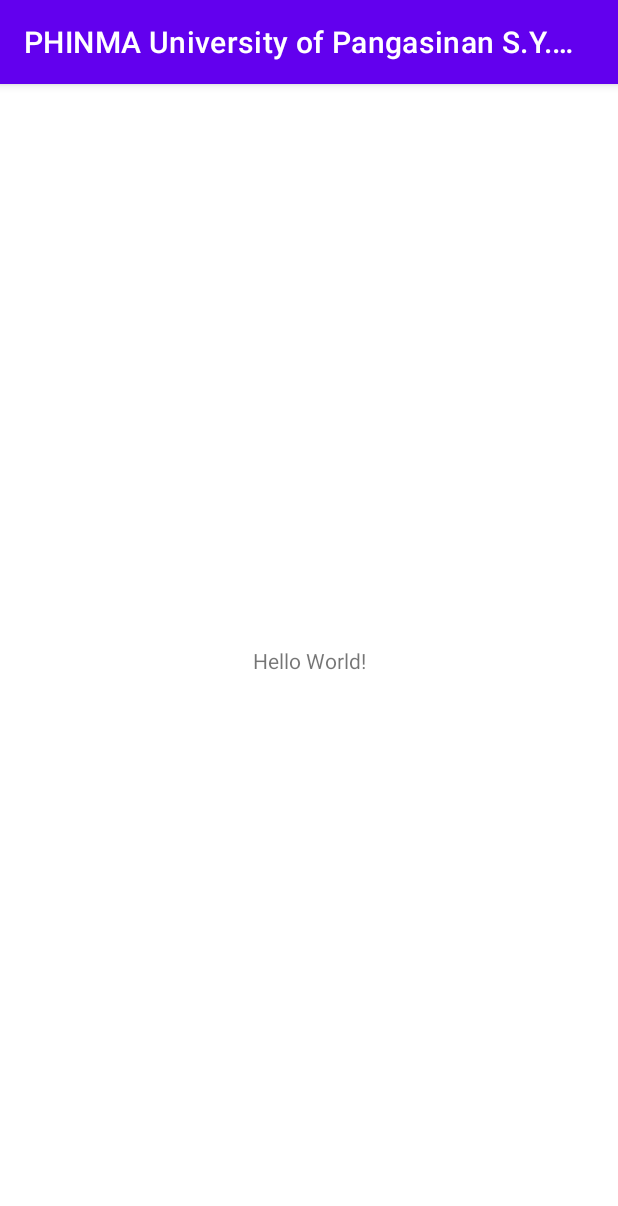
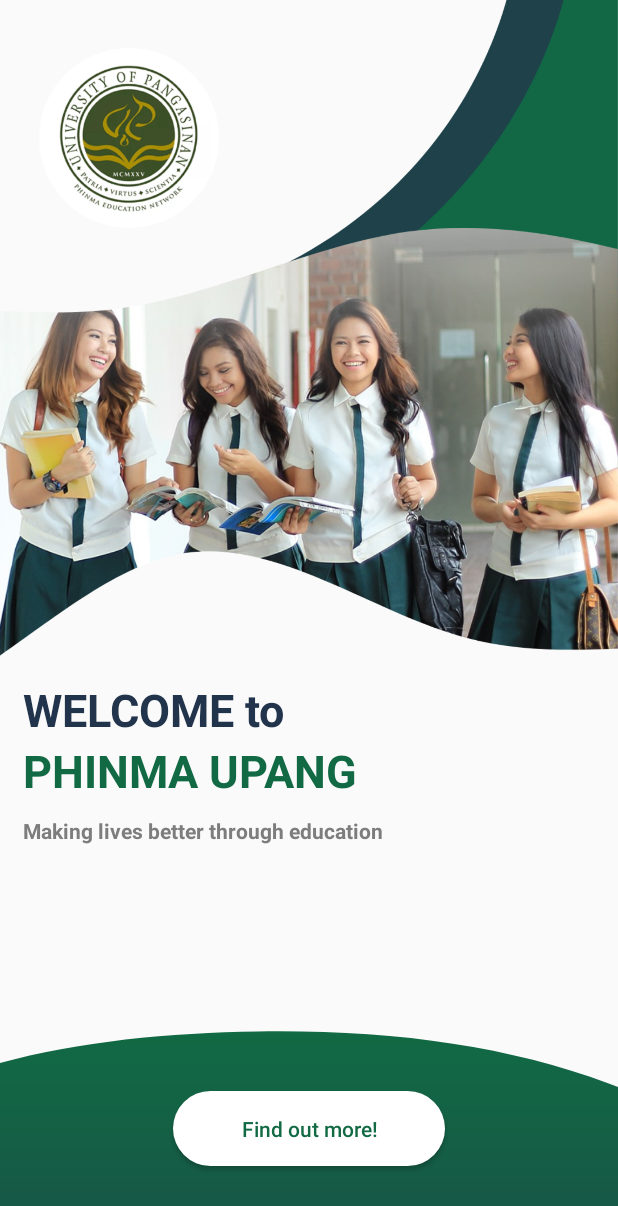
Before and after one commit to uppercaseguy2/android_PHINMAUPangGuide, an Android app: the screen it shows after launch (MainActivity), on a phone screen of 412 x 824 dp. Shown: the top 1206 px of the screen. Run offline under Robolectric (Android 15) with nearby library versions, the phone set to English and light mode, and no system bars.

Commit message:
add introduction

```diff
--- a/app/src/main/AndroidManifest.xml
+++ b/app/src/main/AndroidManifest.xml
@@ -10,6 +10,9 @@
         android:supportsRtl="true"
         android:theme="@style/Theme.PHINMAUniversityOfPangasinanSYGuidingSystem">
         <activity
+            android:name=".HelpSelectActivity"
+            android:exported="false" />
+        <activity
             android:name=".MainActivity"
             android:exported="true">
             <intent-filter>
--- /dev/null
+++ b/app/src/main/java/com/teamuppercaseguy2/android_PHINMAUPangGuide/HelpSelectActivity.java
@@ -0,0 +1,14 @@
+package com.teamuppercaseguy2.android_PHINMAUPangGuide;
+
+import androidx.appcompat.app.AppCompatActivity;
+
+import android.os.Bundle;
+
+public class HelpSelectActivity extends AppCompatActivity {
+
+    @Override
+    protected void onCreate(Bundle savedInstanceState) {
+        super.onCreate(savedInstanceState);
+        setContentView(R.layout.activity_help_select);
+    }
+}
--- a/app/src/main/java/com/teamuppercaseguy2/android_PHINMAUPangGuide/MainActivity.java
+++ b/app/src/main/java/com/teamuppercaseguy2/android_PHINMAUPangGuide/MainActivity.java
@@ -2,13 +2,27 @@ package com.teamuppercaseguy2.android_PHINMAUPangGuide;
 
 import androidx.appcompat.app.AppCompatActivity;
 
+import android.content.Intent;
 import android.os.Bundle;
+import android.view.View;
+import android.widget.Button;
 
 public class MainActivity extends AppCompatActivity {
+
+    Button _findMore;
 
     @Override
     protected void onCreate(Bundle savedInstanceState) {
         super.onCreate(savedInstanceState);
         setContentView(R.layout.activity_main);
+
+        _findMore = findViewById(R.id.button_findMore);
+
+        _findMore.setOnClickListener(view -> {
+            startActivity(new Intent(MainActivity.this, HelpSelectActivity.class));
+        });
+
+
+        getWindow().setNavigationBarColor(getResources().getColor(R.color.upang_darkgreen));
     }
 }
--- /dev/null
+++ b/app/src/main/res/drawable/bg_round_white.xml
@@ -0,0 +1,10 @@
+<shape xmlns:android="http://schemas.android.com/apk/res/android"
+    >
+
+<solid android:color="@color/white" android:width="1.5dp"/>
+
+
+    <corners
+        android:radius="250sp"/>
+
+</shape>
--- /dev/null
+++ b/app/src/main/res/drawable/under_circle.xml
@@ -0,0 +1,25 @@
+<vector xmlns:android="http://schemas.android.com/apk/res/android"
+    xmlns:aapt="http://schemas.android.com/aapt"
+    android:width="412dp"
+    android:height="144dp"
+    android:viewportWidth="412"
+    android:viewportHeight="144">
+  <group>
+    <clip-path
+        android:pathData="M0,0h412v144h-412z"/>
+    <path
+        android:pathData="M405.798,42.341C474.948,68.117 535.06,109.793 540.037,156.829c4.954,46.764 -46.068,99.211 -108.787,142.078 -63.15,42.902 -138.835,76.558 -206.641,76.117C156.395,374.877 95.609,340.415 32.444,308.552 -30.29,276.641 -95.427,247.066 -119.373,201.696s-6.696,-106.534 50.013,-143.568c57.166,-36.808 153.822,-49.231 241.026,-50.485S336.649,16.563 405.798,42.341Z">
+      <aapt:attr name="android:fillColor">
+        <gradient
+            android:startY="6.3890038"
+            android:startX="200.83598"
+            android:endY="375.46497"
+            android:endX="200.83598"
+            android:type="linear">
+          <item android:offset="0" android:color="#FF116A44"/>
+          <item android:offset="1" android:color="#FF22344C"/>
+        </gradient>
+      </aapt:attr>
+    </path>
+  </group>
+</vector>
--- /dev/null
+++ b/app/src/main/res/layout/activity_help_select.xml
@@ -0,0 +1,9 @@
+<?xml version="1.0" encoding="utf-8"?>
+<androidx.constraintlayout.widget.ConstraintLayout xmlns:android="http://schemas.android.com/apk/res/android"
+    xmlns:app="http://schemas.android.com/apk/res-auto"
+    xmlns:tools="http://schemas.android.com/tools"
+    android:layout_width="match_parent"
+    android:layout_height="match_parent"
+    tools:context=".HelpSelectActivity">
+
+</androidx.constraintlayout.widget.ConstraintLayout>
--- a/app/src/main/res/layout/activity_main.xml
+++ b/app/src/main/res/layout/activity_main.xml
@@ -6,13 +6,90 @@
     android:layout_height="match_parent"
     tools:context=".MainActivity">
 
+
+    <ImageView
+        android:id="@+id/imageView"
+        android:layout_width="match_parent"
+        android:layout_height="wrap_content"
+        android:adjustViewBounds="true"
+        android:scaleType="fitXY"
+        app:layout_constraintEnd_toEndOf="parent"
+        app:layout_constraintHorizontal_bias="0.5"
+        app:layout_constraintStart_toStartOf="parent"
+        app:layout_constraintTop_toTopOf="parent"
+        app:srcCompat="@drawable/intro_header" />
+
     <TextView
+        android:id="@+id/title_welcome"
+        android:layout_width="match_parent"
+        android:layout_height="wrap_content"
+        android:paddingStart="15dp"
+        android:paddingTop="15dp"
+        android:text="WELCOME to"
+        android:textColor="@color/upang_blue"
+        android:textSize="30sp"
+        android:textStyle="bold"
+        app:layout_constraintEnd_toEndOf="parent"
+        app:layout_constraintHorizontal_bias="0.5"
+        app:layout_constraintStart_toStartOf="parent"
+        app:layout_constraintTop_toBottomOf="@+id/imageView" />
+
+    <TextView
+        android:id="@+id/title_UPANG"
+        android:layout_width="match_parent"
+        android:layout_height="wrap_content"
+        android:paddingStart="15dp"
+        android:text="PHINMA UPANG"
+        android:textColor="@color/upang_green"
+        android:textSize="30sp"
+        android:textStyle="bold"
+        app:layout_constraintEnd_toEndOf="parent"
+        app:layout_constraintHorizontal_bias="0.5"
+        app:layout_constraintStart_toStartOf="parent"
+        app:layout_constraintTop_toBottomOf="@id/title_welcome" />
+
+    <TextView
+        android:id="@+id/subtitle_UPANG"
+        android:layout_width="match_parent"
+        android:layout_height="wrap_content"
+        android:paddingStart="15dp"
+        android:paddingTop="10dp"
+        android:text="Making lives better through education"
+        android:textColor="@color/upang_gray"
+        android:textSize="14sp"
+        android:textStyle="bold"
+        app:layout_constraintEnd_toEndOf="parent"
+        app:layout_constraintHorizontal_bias="0.5"
+        app:layout_constraintStart_toStartOf="parent"
+        app:layout_constraintTop_toBottomOf="@id/title_UPANG" />
+
+    <Button
+        android:id="@+id/button_findMore"
         android:layout_width="wrap_content"
         android:layout_height="wrap_content"
-        android:text="Hello World!"
+        android:layout_marginHorizontal="15dp"
+        android:background="@drawable/bg_round_white"
+        android:paddingHorizontal="45dp"
+        android:paddingVertical="15dp"
+        android:text="Find out more!"
+        android:textAllCaps="false"
+        android:textColor="@color/upang_green"
+        android:textSize="14sp"
+        app:backgroundTint="@null"
         app:layout_constraintBottom_toBottomOf="parent"
-        app:layout_constraintLeft_toLeftOf="parent"
-        app:layout_constraintRight_toRightOf="parent"
-        app:layout_constraintTop_toTopOf="parent" />
+        app:layout_constraintEnd_toEndOf="parent"
+        app:layout_constraintHorizontal_bias="0.5"
+        app:layout_constraintStart_toStartOf="parent"
+        app:layout_constraintTop_toTopOf="@+id/imageView3"
+        android:outlineAmbientShadowColor="@color/upang_blue"
+        />
+
+    <ImageView
+        android:id="@+id/imageView3"
+        android:layout_width="match_parent"
+        android:layout_height="wrap_content"
+        android:src="@drawable/under_circle"
+        android:scaleType="fitXY"
+        app:layout_constraintBottom_toBottomOf="parent" />
 
 </androidx.constraintlayout.widget.ConstraintLayout>
--- a/app/src/main/res/values-night/themes.xml
+++ /dev/null
@@ -1,16 +0,0 @@
-<resources xmlns:tools="http://schemas.android.com/tools">
-    <!-- Base application theme. -->
-    <style name="Theme.PHINMAUniversityOfPangasinanSYGuidingSystem" parent="Theme.MaterialComponents.DayNight.DarkActionBar">
-        <!-- Primary brand color. -->
-        <item name="colorPrimary">@color/purple_200</item>
-        <item name="colorPrimaryVariant">@color/purple_700</item>
-        <item name="colorOnPrimary">@color/black</item>
-        <!-- Secondary brand color. -->
-        <item name="colorSecondary">@color/teal_200</item>
-        <item name="colorSecondaryVariant">@color/teal_200</item>
-        <item name="colorOnSecondary">@color/black</item>
-        <!-- Status bar color. -->
-        <item name="android:statusBarColor" tools:targetApi="l">?attr/colorPrimaryVariant</item>
-        <!-- Customize your theme here. -->
-    </style>
-</resources>
--- a/app/src/main/res/values/colors.xml
+++ b/app/src/main/res/values/colors.xml
@@ -1,10 +1,16 @@
 <?xml version="1.0" encoding="utf-8"?>
 <resources>
-    <color name="purple_200">#FFBB86FC</color>
-    <color name="purple_500">#FF6200EE</color>
-    <color name="purple_700">#FF3700B3</color>
-    <color name="teal_200">#FF03DAC5</color>
-    <color name="teal_700">#FF018786</color>
-    <color name="black">#FF000000</color>
+    <color name="purple_200">#116A44</color>
+    <color name="purple_500">#116A44</color>
+    <color name="purple_700">#116A44</color>
+    <color name="teal_200">#22344C</color>
+    <color name="teal_700">#22344C</color>
+    <color name="black">#252525</color>
     <color name="white">#FFFFFFFF</color>
+
+    <color name="upang_green">#116A44</color>
+    <color name="upang_darkgreen">#175847</color>
+
+    <color name="upang_blue">#22344C</color>
+    <color name="upang_gray">#7D7D7D</color>
 </resources>
--- a/app/src/main/res/values/themes.xml
+++ b/app/src/main/res/values/themes.xml
@@ -1,6 +1,6 @@
 <resources xmlns:tools="http://schemas.android.com/tools">
     <!-- Base application theme. -->
-    <style name="Theme.PHINMAUniversityOfPangasinanSYGuidingSystem" parent="Theme.MaterialComponents.DayNight.DarkActionBar">
+    <style name="Theme.PHINMAUniversityOfPangasinanSYGuidingSystem" parent="Theme.MaterialComponents.DayNight.NoActionBar.Bridge">
         <!-- Primary brand color. -->
         <item name="colorPrimary">@color/purple_500</item>
         <item name="colorPrimaryVariant">@color/purple_700</item>
```
Also changed, not shown: app/src/main/res/drawable/intro_header.png (added).
